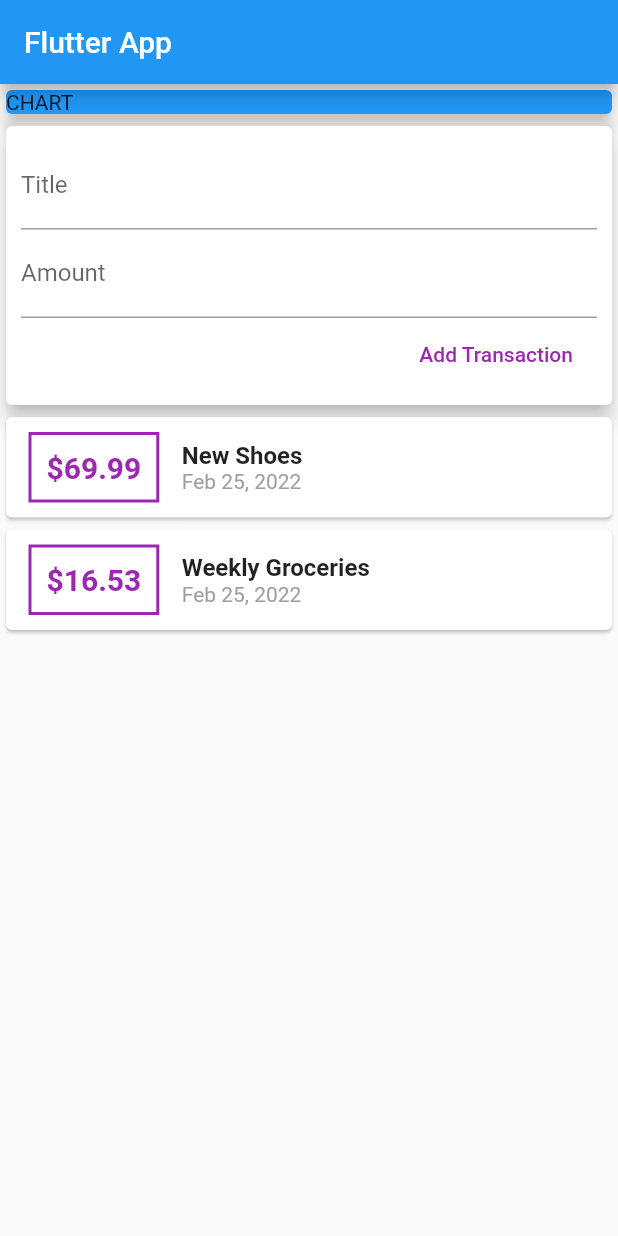
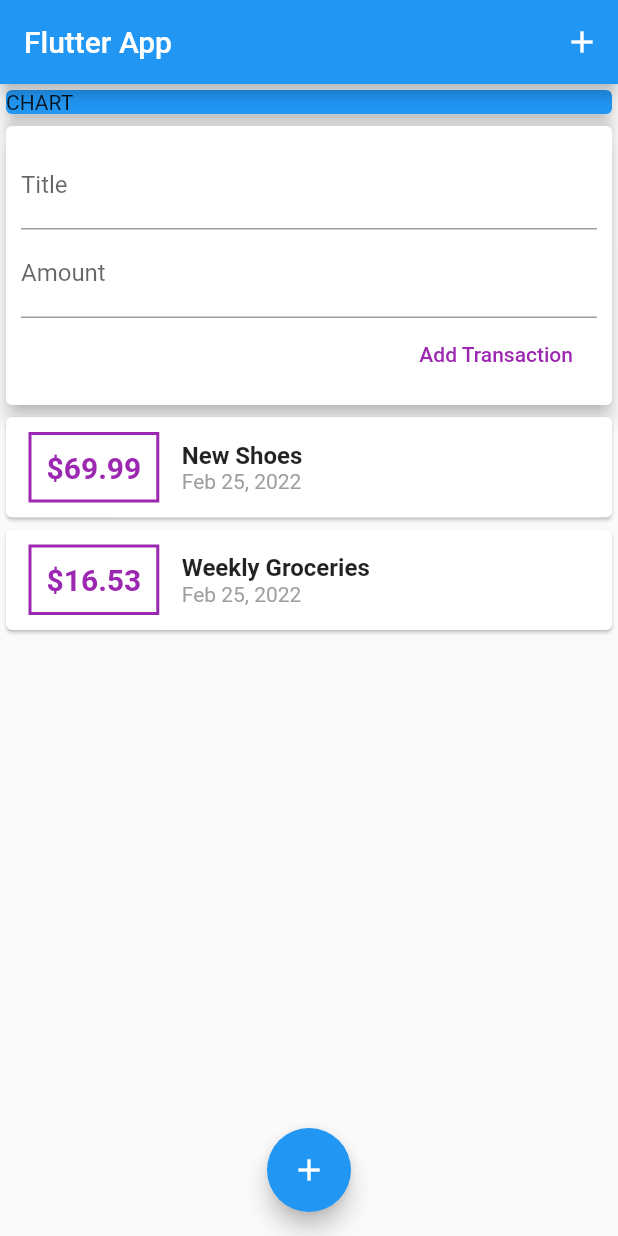
Before and after one commit to janbmagnait/personal_expense_tracker, a Flutter app: the screen it shows after launch, on a phone screen of 412 x 824 dp. Run offline on Flutter 3.47's test engine with Material 2 defaults, Android fonts, the phone set to English and light mode, and no system bars.

Commit message:
92 Adding Buttons and Floating Action Buttons

```diff
--- a/lib/main.dart
+++ b/lib/main.dart
@@ -24,6 +24,12 @@ class MyHomePage extends StatelessWidget {
     return Scaffold(
       appBar: AppBar(
         title: Text('Flutter App'),
+        actions: <Widget>[
+          IconButton(
+            icon: Icon(Icons.add),
+            onPressed: () => {},
+          ),
+        ],
       ),
       body: SingleChildScrollView(
         child: Column(
@@ -42,6 +48,11 @@ class MyHomePage extends StatelessWidget {
           ],
         ),
       ),
+      floatingActionButtonLocation: FloatingActionButtonLocation.centerFloat,
+      floatingActionButton: FloatingActionButton(
+        child: Icon(Icons.add),
+        onPressed: () {},
+      ),
     );
   }
 }
```
